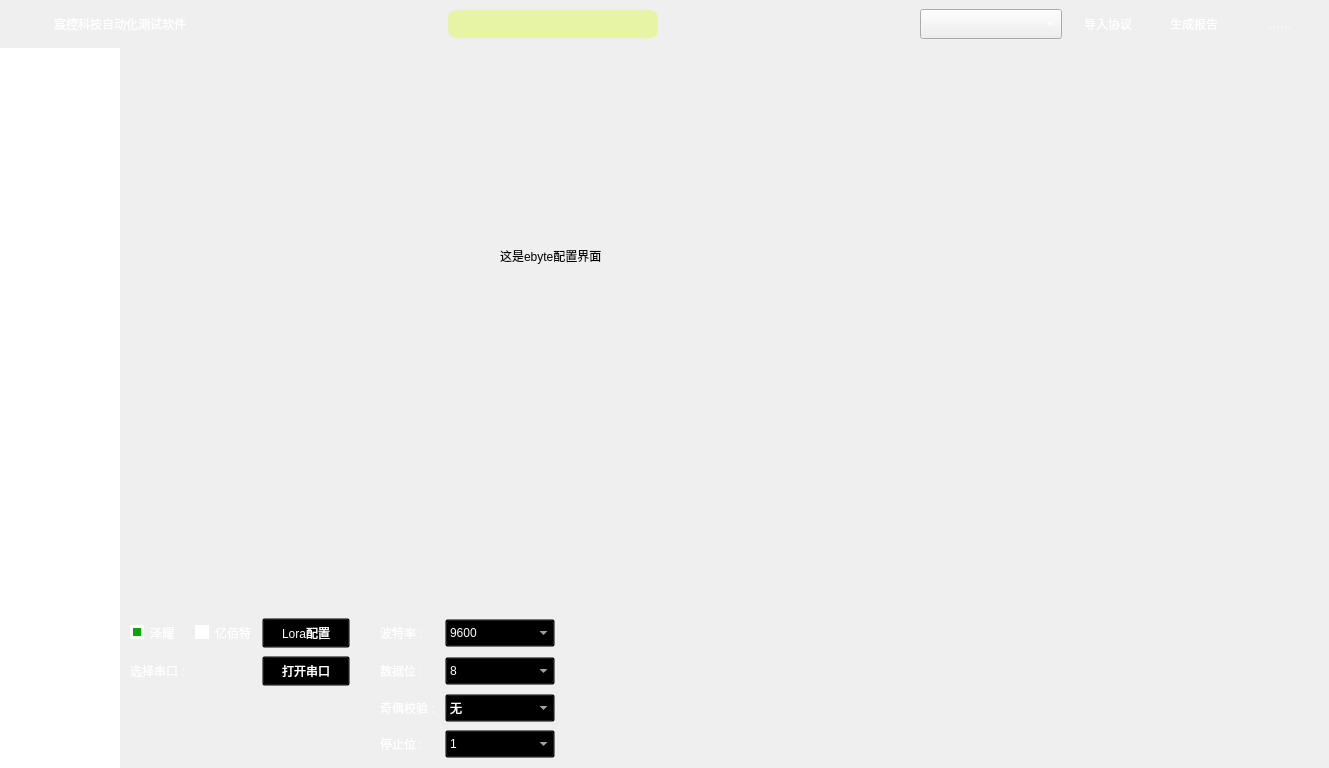
Above: KCTS/KCTS Project/UI/main_window_ui.ui from learniuH/work before the change. Below: the same form after it.
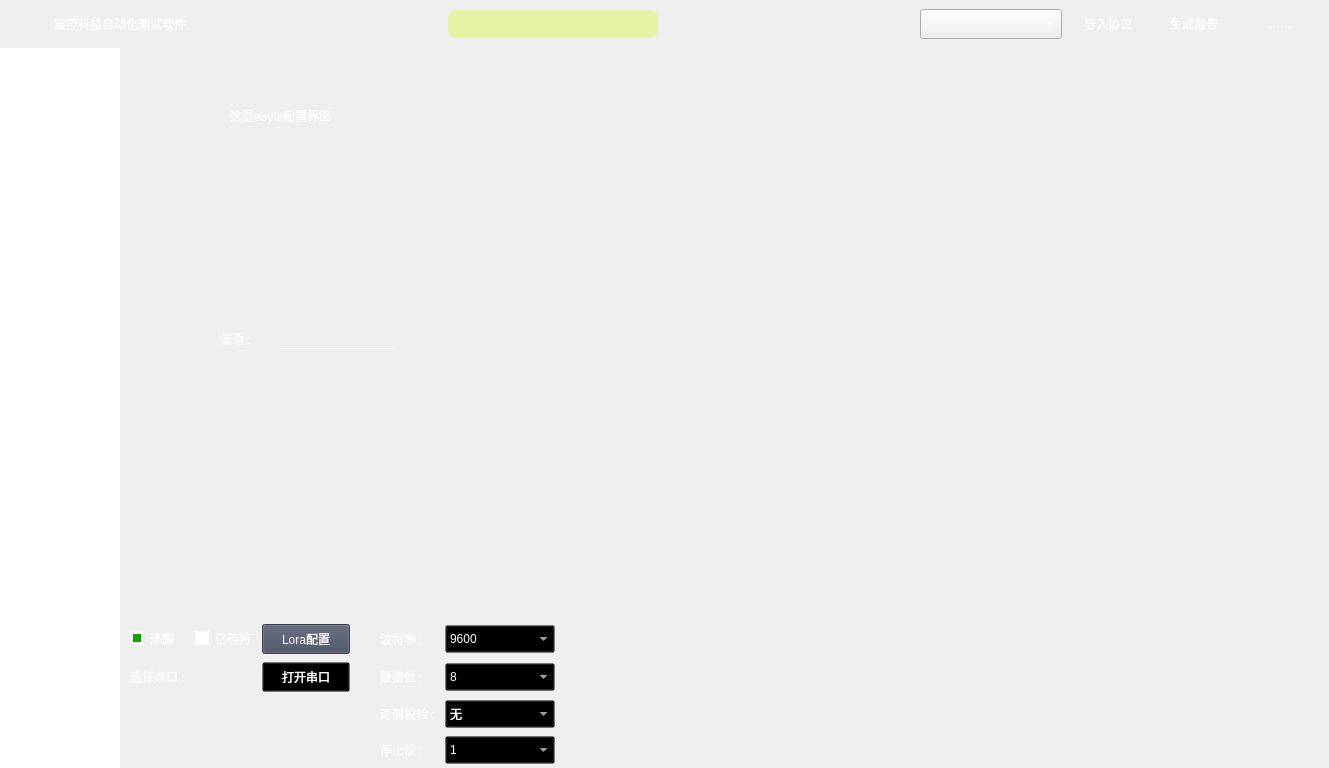
That is the form after the change. The open tabs and pages were chosen to show the change. Icons and pictures are not drawn.

```diff
--- a/KCTS/KCTS Project/UI/main_window_ui.ui
+++ b/KCTS/KCTS Project/UI/main_window_ui.ui
@@ -3716,7 +3716,7 @@
 	background-color: transparent;
 }</string>
           </property>
-          <layout class="QVBoxLayout" name="verticalLayout_10">
+          <layout class="QVBoxLayout" name="verticalLayout_10" stretch="4,1">
            <property name="spacing">
             <number>0</number>
            </property>
@@ -3730,10 +3730,28 @@
             <number>0</number>
            </property>
            <property name="bottomMargin">
-            <number>10</number>
+            <number>0</number>
            </property>
            <item>
             <widget class="QStackedWidget" name="stackedWidget_serial_asst">
+             <property name="styleSheet">
+              <string notr="true">QLabel {
+	color: white;
+	font: 10pt &quot;微软雅黑&quot;;
+}
+
+QLineEdit {
+	border-top: transparent;
+	border-left: transparent;
+	border-right: transparent;
+	border-bottom: 1px solid white;
+	color: white;
+	font: 10pt &quot;微软雅黑&quot;;
+}</string>
+             </property>
+             <property name="currentIndex">
+              <number>2</number>
+             </property>
              <widget class="QWidget" name="page_serial_asst_mainwindow">
               <widget class="QLabel" name="label">
                <property name="geometry">
@@ -3768,8 +3786,8 @@
               <widget class="QLabel" name="label_4">
                <property name="geometry">
                 <rect>
-                 <x>380</x>
-                 <y>200</y>
+                 <x>110</x>
+                 <y>60</y>
                  <width>231</width>
                  <height>16</height>
                 </rect>
@@ -3778,9 +3796,56 @@
                 <string>这是ebyte配置界面</string>
                </property>
               </widget>
+              <widget class="QLabel" name="label_5">
+               <property name="geometry">
+                <rect>
+                 <x>100</x>
+                 <y>270</y>
+                 <width>61</width>
+                 <height>41</height>
+                </rect>
+               </property>
+               <property name="text">
+                <string>信道 :</string>
+               </property>
+              </widget>
+              <widget class="QLineEdit" name="lineEdit_ebyte_channel">
+               <property name="geometry">
+                <rect>
+                 <x>160</x>
+                 <y>280</y>
+                 <width>113</width>
+                 <height>21</height>
+                </rect>
+               </property>
+               <property name="focusPolicy">
+                <enum>Qt::ClickFocus</enum>
+               </property>
+               <property name="alignment">
+                <set>Qt::AlignCenter</set>
+               </property>
+              </widget>
              </widget>
             </widget>
            </item>
+           <item>
+            <widget class="QWidget" name="widget_2" native="true">
+             <layout class="QHBoxLayout" name="horizontalLayout_6">
+              <property name="spacing">
+               <number>0</number>
+              </property>
+              <property name="leftMargin">
+               <number>0</number>
+              </property>
+              <property name="topMargin">
+               <number>0</number>
+              </property>
+              <property name="rightMargin">
+               <number>0</number>
+              </property>
+              <property name="bottomMargin">
+               <number>0</number>
+              </property>
            <item>
             <layout class="QGridLayout" name="gridLayout_serial_port_info" rowstretch="0,0,0,0">
              <property name="horizontalSpacing">
@@ -4202,6 +4267,9 @@
              </item>
              <item row="0" column="2">
               <widget class="QRadioButton" name="radioButton_ebyte">
+                  <property name="focusPolicy">
+                   <enum>Qt::NoFocus</enum>
+                  </property>
                <property name="styleSheet">
                 <string notr="true">QRadioButton {
 	font: 9pt &quot;微软雅黑&quot;;
@@ -4234,6 +4302,9 @@
              </item>
              <item row="0" column="1">
               <widget class="QRadioButton" name="radioButton_ashining">
+                  <property name="focusPolicy">
+                   <enum>Qt::NoFocus</enum>
+                  </property>
                <property name="styleSheet">
                 <string notr="true">QRadioButton {
 	font: 9pt &quot;微软雅黑&quot;;
@@ -4282,12 +4353,18 @@
              </item>
              <item row="0" column="3">
               <widget class="QPushButton" name="pushButton_lora_config">
+                  <property name="enabled">
+                   <bool>false</bool>
+                  </property>
                <property name="sizePolicy">
                 <sizepolicy hsizetype="Fixed" vsizetype="Fixed">
                  <horstretch>0</horstretch>
                  <verstretch>0</verstretch>
                 </sizepolicy>
                </property>
+                  <property name="focusPolicy">
+                   <enum>Qt::NoFocus</enum>
+                  </property>
                <property name="styleSheet">
                 <string notr="true">QPushButton {
     border: 1px solid qlineargradient(x1: 0, y1: 0, x2: 0, y2: 1,
@@ -4421,6 +4498,9 @@
                  <verstretch>0</verstretch>
                 </sizepolicy>
                </property>
+                  <property name="focusPolicy">
+                   <enum>Qt::NoFocus</enum>
+                  </property>
                <property name="styleSheet">
                 <string notr="true">QPushButton {
     border: 1px solid qlineargradient(x1: 0, y1: 0, x2: 0, y2: 1,
@@ -4470,6 +4550,9 @@
               </spacer>
              </item>
             </layout>
+              </item>
+             </layout>
+            </widget>
            </item>
           </layout>
          </widget>
```
Lines whose indentation alone changed are shown as unchanged.
